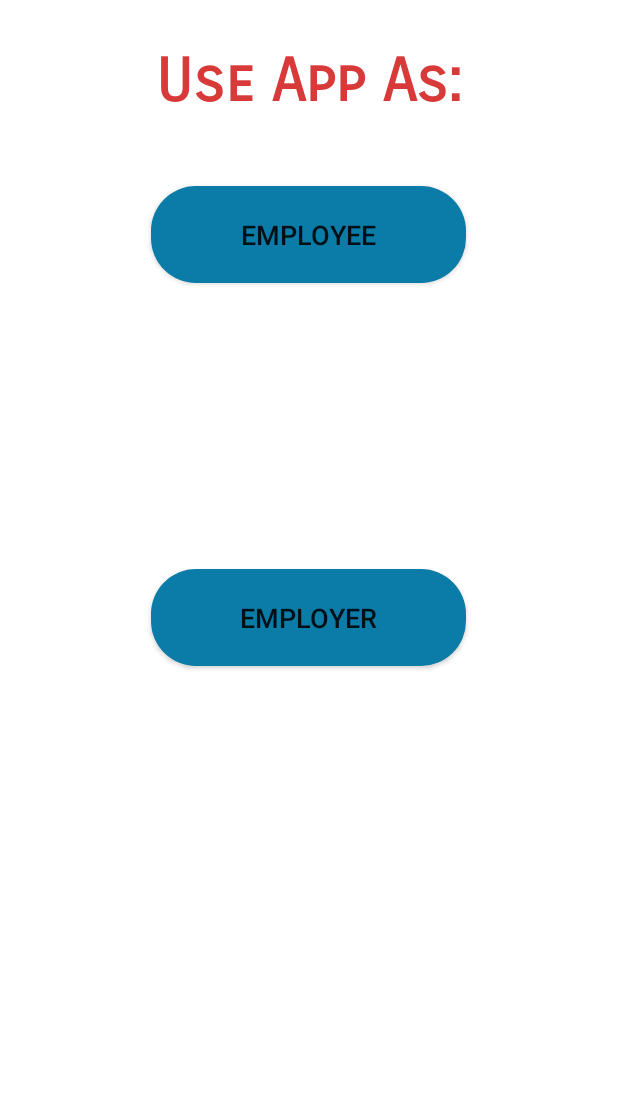
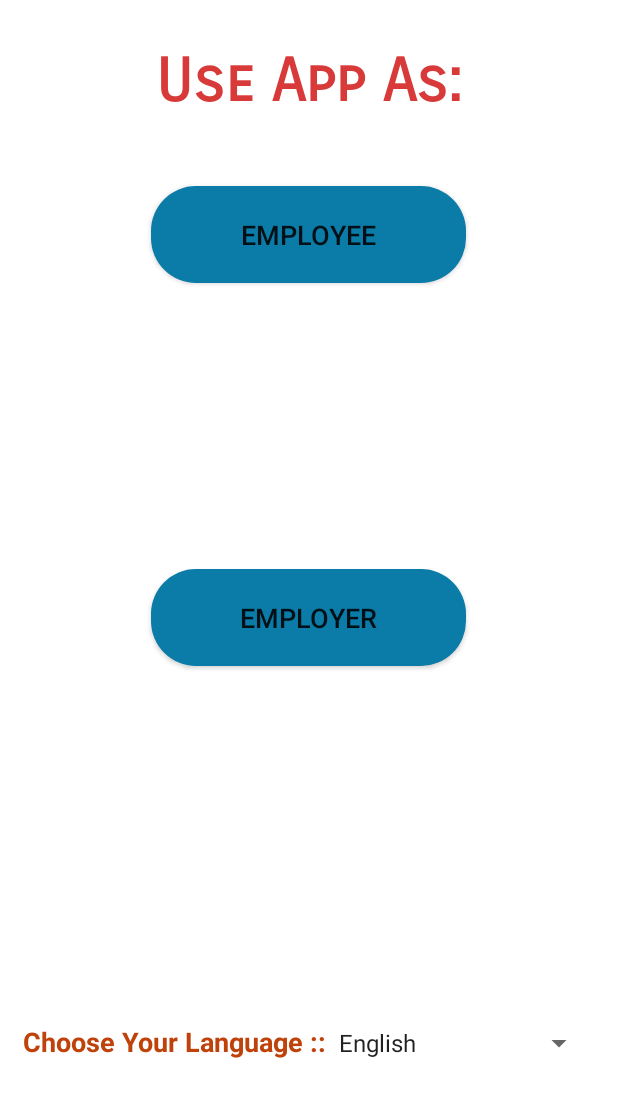
Before and after one commit to dipakkr/Savera-SmartIndiaHackathon, an Android app: the screen it shows after launch (MainActivity), on a phone screen of 412 x 824 dp. Shown: the top 1097 px of the screen. Run offline under Robolectric (Android 15) with nearby library versions, the phone set to English and light mode, and no system bars.

Commit message:
Add : spinner for lang

```diff
--- a/app/src/main/java/com/mygov/parivartan/mygovhack/MainActivity.java
+++ b/app/src/main/java/com/mygov/parivartan/mygovhack/MainActivity.java
@@ -1,24 +1,35 @@
 package com.mygov.parivartan.mygovhack;
 
 import android.content.Intent;
+import android.content.res.Configuration;
 import android.support.v7.app.AppCompatActivity;
 import android.os.Bundle;
 import android.view.View;
+import android.widget.AdapterView;
+import android.widget.ArrayAdapter;
 import android.widget.Button;
+import android.widget.Spinner;
+import android.widget.Toast;
 
 import com.mygov.parivartan.mygovhack.employee.EmployeeRegistration;
 import com.mygov.parivartan.mygovhack.employer.EmployerRegistration;
 
+import java.util.Locale;
+
 public class MainActivity extends AppCompatActivity {
 
     Button mEmployer, mEmployee;
+    Spinner mSpinner;
+
     @Override
     protected void onCreate(Bundle savedInstanceState) {
         super.onCreate(savedInstanceState);
         setContentView(R.layout.activity_main);
 
-        mEmployee = (Button)findViewById(R.id.bt_employee);
-        mEmployer = (Button)findViewById(R.id.bt_employer);
+        mEmployee = (Button) findViewById(R.id.bt_employee);
+        mEmployer = (Button) findViewById(R.id.bt_employer);
+        mSpinner = (Spinner) findViewById(R.id.lang);
+        setupSpinner();
 
         mEmployee.setOnClickListener(new View.OnClickListener() {
             @Override
@@ -39,4 +50,71 @@ public class MainActivity extends AppCompatActivity {
     protected void onResume() {
         super.onResume();
     }
+
+    private void setupSpinner() {
+        ArrayAdapter adapter = ArrayAdapter.createFromResource(this,R.array.array_lang,
+                android.R.layout.simple_spinner_item);
+        adapter.setDropDownViewResource(android.R.layout.simple_dropdown_item_1line);
+        mSpinner.setAdapter(adapter);
+        mSpinner.setOnItemSelectedListener(new AdapterView.OnItemSelectedListener() {
+            @Override
+            public void onItemSelected(AdapterView<?> adapterView, View view, int i, long l) {
+               if(i ==0 ){
+
+               }else if(i==1){
+
+                   String languageToLoad = "hi"; // your language
+                   Locale locale = new Locale(languageToLoad);
+                   Locale.setDefault(locale);
+                   Configuration config = new Configuration();
+                   config.locale = locale;
+                   getBaseContext().getResources().updateConfiguration(config,
+                           getBaseContext().getResources().getDisplayMetrics());
+
+
+
+                   Intent refresh = new Intent(MainActivity.this, MainActivity.class);
+                   startActivity(refresh);
+                   finish();
+
+               }else if(i==2){
+
+                   String languageToLoad = "te"; // your language
+                   Locale locale = new Locale(languageToLoad);
+                   Locale.setDefault(locale);
+                   Configuration config = new Configuration();
+                   config.locale = locale;
+                   getBaseContext().getResources().updateConfiguration(config,
+                           getBaseContext().getResources().getDisplayMetrics());
+
+
+
+                   Intent refresh = new Intent(MainActivity.this, MainActivity.class);
+                   startActivity(refresh);
+                   finish();
+               }else{
+                   String languageToLoad = ""; // your language
+                   Locale locale = new Locale(languageToLoad);
+                   Locale.setDefault(locale);
+                   Configuration config = new Configuration();
+                   config.locale = locale;
+                   getBaseContext().getResources().updateConfiguration(config,
+                           getBaseContext().getResources().getDisplayMetrics());
+
+
+
+                   Intent refresh = new Intent(MainActivity.this, MainActivity.class);
+                   startActivity(refresh);
+                   finish();
+               }
+            }
+            @Override
+            public void onNothingSelected(AdapterView<?> adapterView) {
+                Toast.makeText(MainActivity.this, "Please Make Selection", Toast.LENGTH_SHORT).show();
+            }
+        });
+
+    }
+
+
 }
--- a/app/src/main/res/layout/activity_main.xml
+++ b/app/src/main/res/layout/activity_main.xml
@@ -46,4 +46,31 @@
         android:id="@+id/bt_employer"
         android:layout_centerInParent="true"/>
 
+    <LinearLayout
+        android:layout_width="match_parent"
+        android:orientation="horizontal"
+        android:padding="15dp"
+        android:layout_height="wrap_content"
+        android:layout_marginBottom="102dp"
+        android:layout_alignParentBottom="true"
+        android:layout_alignParentLeft="true"
+        android:layout_alignParentStart="true">
+
+        <TextView
+            android:layout_width="wrap_content"
+            android:layout_height="wrap_content"
+            android:textSize="18sp"
+            android:textStyle="bold"
+            android:textColor="#c0420b"
+            android:text="@string/choose_lang" />
+
+        <Spinner
+            android:layout_width="match_parent"
+            android:id="@+id/lang"
+            android:layout_height="wrap_content">
+
+        </Spinner>
+    </LinearLayout>
+
+
 </RelativeLayout>
--- /dev/null
+++ b/app/src/main/res/values/array_lang.xml
@@ -0,0 +1,9 @@
+<?xml version="1.0" encoding="utf-8"?>
+<resources>
+    <string-array name="array_lang">
+        <item>@string/english</item>
+        <item>@string/hindi</item>
+        <item>@string/telgu</item>
+        <item>@string/tamil</item>
+    </string-array>
+</resources>
--- a/app/src/main/res/values/strings.xml
+++ b/app/src/main/res/values/strings.xml
@@ -80,4 +80,11 @@
     <string name="employer_login">Employer Login Portal</string>
 
     <string name="sort_skill">Sort by Skill</string>
+    <string name="choose_lang">Choose Your Language  :: </string>
+
+    <string name="english">English</string>
+    <string name="hindi">Hindi</string>
+    <string name="bengali">Bengali</string>
+    <string name="tamil">Tamil</string>
+    <string name="telgu">Telgu</string>
 </resources>
```
Also changed, not shown: app/src/main/java/com/mygov/parivartan/mygovhack/employer/EmployerRegistration.java (line endings or trailing spaces).
